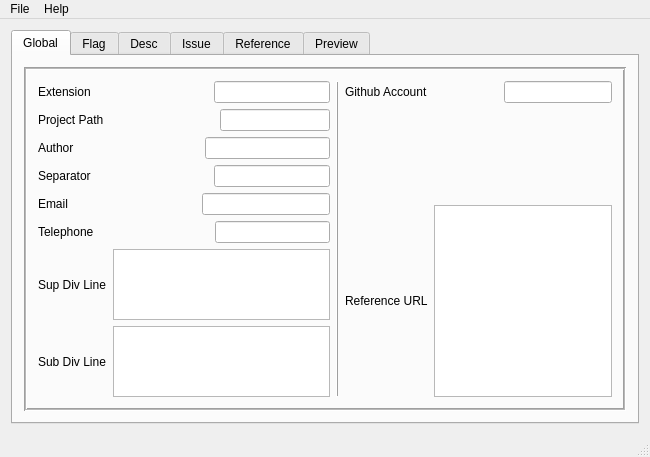
Before: the Qt Designer form CommentHelper/mainwindow.ui in jopemachine-playground/Summary-Commenter, drawn with Qt 5.
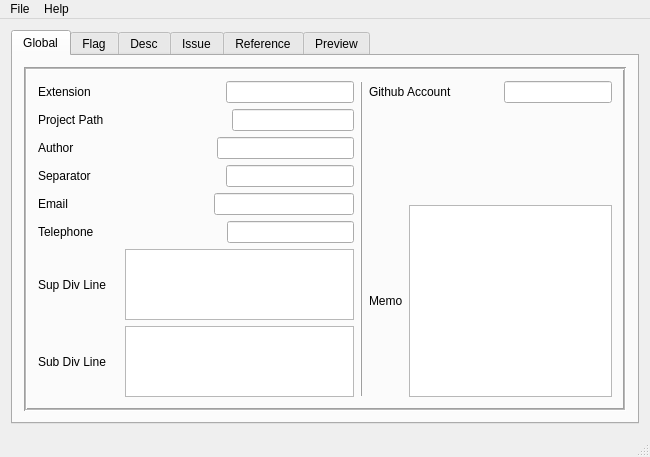
After: the same form once the commit is applied. The open tabs and pages were chosen to show the change. Icons and pictures are not drawn.

```diff
--- a/CommentHelper/mainwindow.ui
+++ b/CommentHelper/mainwindow.ui
@@ -325,7 +325,7 @@
                  <item>
                   <widget class="QLabel" name="referenceLbl">
                    <property name="text">
-                    <string>Reference URL</string>
+                    <string>Memo</string>
                    </property>
                   </widget>
                  </item>
```
Left out of the diff: 2 changed lines with no effect on the pictures.
